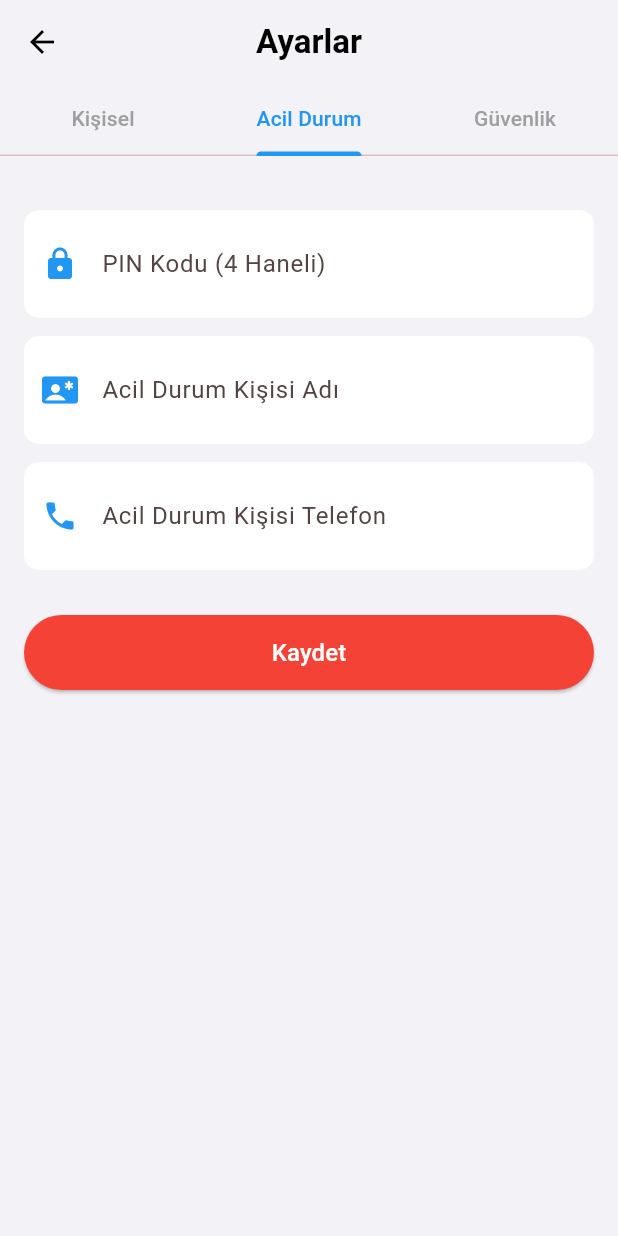
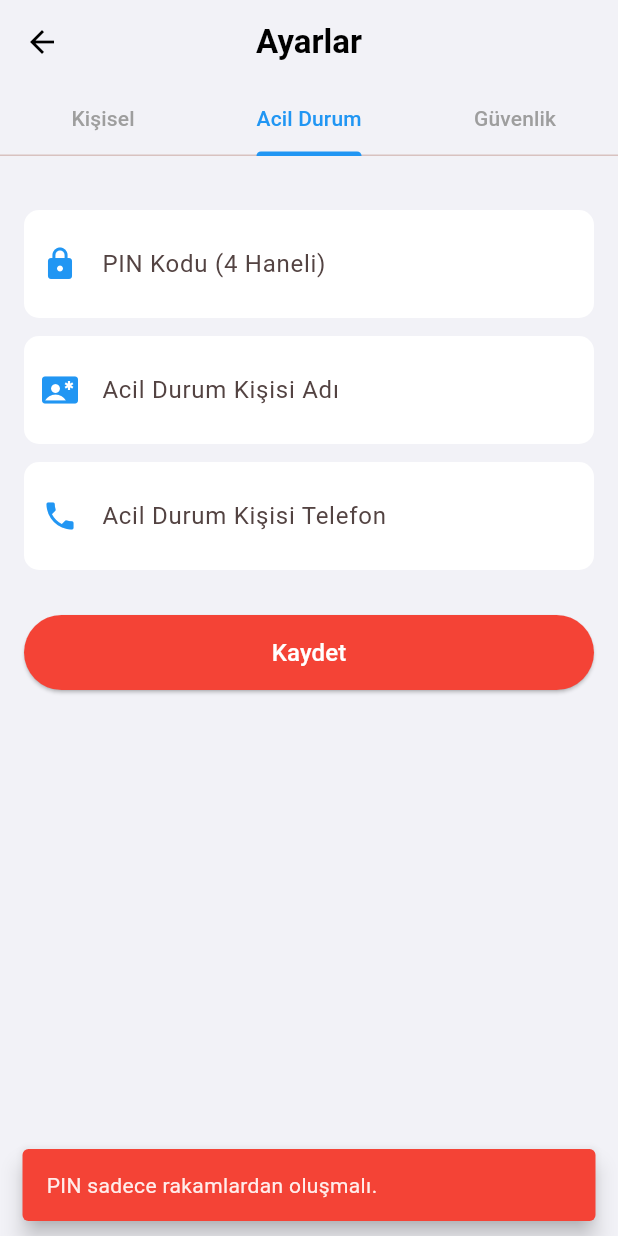
Before and after one commit to nurrbahaar/SafeVoice-Emergency-System, a Flutter app: the SettingsPage screen opened directly, tab 2 chosen, after a tap on "Kaydet", on a phone screen of 412 x 824 dp. Run offline on Flutter 3.47's test engine with Material 3 defaults, Android fonts, the phone set to English and light mode, and no system bars; our stand-ins replace battery_plus, font_awesome_flutter, geolocator, google_fonts, permission_handler, shared_preferences and 2 more; missing offline and left inert: postgrest, record, vosk_flutter; accounts and stored records are empty; network calls fail.

Commit message:
Refactor registration and settings logic for improved error handling and user feedback

```diff
--- a/lib/safety_timer_page.dart
+++ b/lib/safety_timer_page.dart
@@ -6,7 +6,7 @@ import 'package:geolocator/geolocator.dart';
 import 'package:google_fonts/google_fonts.dart';
 import 'package:supabase_flutter/supabase_flutter.dart';
 
-import 'services/audio_service.dart';
+import 'package:safevoice/services/audio_service.dart';
 
 class SafetyTimerPage extends StatefulWidget {
   const SafetyTimerPage({super.key});
--- a/lib/settings_page.dart
+++ b/lib/settings_page.dart
@@ -1,6 +1,6 @@
 import 'package:flutter/cupertino.dart';
 import 'package:flutter/material.dart';
-import 'package:shared_preferences/shared_preferences.dart';
+import 'package:postgrest/postgrest.dart';
 import 'package:supabase_flutter/supabase_flutter.dart';
 
 class SettingsPage extends StatefulWidget {
@@ -31,6 +31,107 @@ class _SettingsPageState extends State<SettingsPage>
   bool _isAutoSmsEnabled = false;
   String _currentKeyword = "elma";
   bool _isLoading = false;
+  bool _isSaving = false;
+
+  String _firstNonEmpty(Map<String, dynamic> data, List<String> keys) {
+    for (final key in keys) {
+      final value = data[key];
+      if (value != null && value.toString().trim().isNotEmpty) {
+        return value.toString();
+      }
+    }
+    return '';
+  }
+
+  void _showMessage(String message, {bool isError = false}) {
+    if (!mounted) return;
+    final messenger = ScaffoldMessenger.of(context);
+    messenger.hideCurrentSnackBar();
+    messenger.showSnackBar(
+      SnackBar(
+        content: Text(message),
+        behavior: SnackBarBehavior.floating,
+        backgroundColor: isError ? Colors.red : null,
+      ),
+    );
+  }
+
+  Future<bool> _upsertProfileFields(
+    Map<String, dynamic> fields, {
+    String? successMessage,
+  }) async {
+    try {
+      final userId = _supabase.auth.currentUser?.id;
+      if (userId == null) {
+        _showMessage('Oturum bulunamadı. Tekrar giriş yapın.', isError: true);
+        return false;
+      }
+
+      setState(() => _isSaving = true);
+
+      await _supabase
+          .from('profiles')
+          .upsert({'id': userId, ...fields}, onConflict: 'id')
+          .select('id')
+          .single()
+          .timeout(const Duration(seconds: 12));
+
+      if (successMessage != null) {
+        _showMessage(successMessage);
+      }
+      return true;
+    } on PostgrestException catch (e) {
+      // Some projects use different emergency contact column names.
+      // Retry once with fallback names when column-not-found is returned.
+      if (e.code == 'PGRST204') {
+        final fallbackFields = <String, dynamic>{...fields};
+        bool changed = false;
+
+        if (fallbackFields.containsKey('emergency_contact_name')) {
+          fallbackFields['emergency_name'] = fallbackFields.remove(
+            'emergency_contact_name',
+          );
+          changed = true;
+        }
+        if (fallbackFields.containsKey('emergency_contact_phone')) {
+          fallbackFields['emergency_phone'] = fallbackFields.remove(
+            'emergency_contact_phone',
+          );
+          changed = true;
+        }
+
+        if (changed) {
+          return _upsertProfileFields(
+            fallbackFields,
+            successMessage: successMessage,
+          );
+        }
+      }
+
+      final msg = e.message.toLowerCase();
+      final isRls =
+          e.code == '42501' ||
+          msg.contains('row-level security') ||
+          msg.contains('permission denied');
+
+      if (isRls) {
+        _showMessage(
+          'DB izin hatası (RLS). profiles tablosunda insert/update policy gerekli.',
+          isError: true,
+        );
+      } else {
+        _showMessage('Kaydetme hatası: ${e.message}', isError: true);
+      }
+      return false;
+    } catch (e) {
+      _showMessage('Kaydetme hatası: $e', isError: true);
+      return false;
+    } finally {
+      if (mounted) {
+        setState(() => _isSaving = false);
+      }
+    }
+  }
 
   @override
   void initState() {
@@ -62,10 +163,14 @@ class _SettingsPageState extends State<SettingsPage>
 
             // Acil Durum
             _pinController.text = data['pin_code']?.toString() ?? '';
-            _emergencyNameController.text =
-                data['emergency_contact_name'] ?? '';
-            _emergencyPhoneController.text =
-                data['emergency_contact_phone'] ?? '';
+            _emergencyNameController.text = _firstNonEmpty(data, [
+              'emergency_contact_name',
+              'emergency_name',
+            ]);
+            _emergencyPhoneController.text = _firstNonEmpty(data, [
+              'emergency_contact_phone',
+              'emergency_phone',
+            ]);
 
             // Güvenlik
             _currentKeyword = data['emergency_keyword'] ?? 'elma';
@@ -83,48 +188,33 @@ class _SettingsPageState extends State<SettingsPage>
   }
 
   Future<void> _savePersonalInfo() async {
-    try {
-      final userId = _supabase.auth.currentUser?.id;
-      if (userId == null) return;
-
     final fullName =
         '${_nameController.text} ${_surnameController.text}'.trim();
-      await _supabase
-          .from('profiles')
-          .update({'full_name': fullName, 'phone': _phoneController.text})
-          .eq('id', userId);
+    final ok = await _upsertProfileFields({
+      'full_name': fullName,
+      'phone': _phoneController.text.trim(),
+    }, successMessage: 'Kişisel bilgiler kaydedildi!');
 
-      if (mounted) {
-        ScaffoldMessenger.of(context).showSnackBar(
-          const SnackBar(content: Text('Kişisel bilgiler kaydedildi!')),
-        );
-      }
-    } catch (e) {
-      debugPrint('Hata: $e');
+    if (ok) {
+      await _loadAllSettings();
     }
   }
 
   Future<void> _saveEmergencyContact() async {
-    try {
-      final userId = _supabase.auth.currentUser?.id;
-      if (userId == null) return;
+    final pin = int.tryParse(_pinController.text.trim());
+    if (pin == null) {
+      _showMessage('PIN sadece rakamlardan oluşmalı.', isError: true);
+      return;
+    }
 
-      await _supabase
-          .from('profiles')
-          .update({
-            'pin_code': _pinController.text,
-            'emergency_contact_name': _emergencyNameController.text,
-            'emergency_contact_phone': _emergencyPhoneController.text,
-          })
-          .eq('id', userId);
+    final ok = await _upsertProfileFields({
+      'pin_code': pin,
+      'emergency_contact_name': _emergencyNameController.text.trim(),
+      'emergency_contact_phone': _emergencyPhoneController.text.trim(),
+    }, successMessage: 'Acil durum bilgileri kaydedildi!');
 
-      if (mounted) {
-        ScaffoldMessenger.of(context).showSnackBar(
-          const SnackBar(content: Text('Acil durum bilgileri kaydedildi!')),
-        );
-      }
-    } catch (e) {
-      debugPrint('Hata: $e');
+    if (ok) {
+      await _loadAllSettings();
     }
   }
 
@@ -132,37 +222,19 @@ class _SettingsPageState extends State<SettingsPage>
     if (value.isEmpty) return;
     final cleanValue = value.trim().toLowerCase();
 
-    final userId = _supabase.auth.currentUser?.id;
-    if (userId != null) {
-      await _supabase
-          .from('profiles')
-          .update({'emergency_keyword': cleanValue})
-          .eq('id', userId);
-    }
+    await _upsertProfileFields({'emergency_keyword': cleanValue});
 
     setState(() => _currentKeyword = cleanValue);
   }
 
   Future<void> _toggleSiren(bool value) async {
-    final userId = _supabase.auth.currentUser?.id;
-    if (userId != null) {
-      await _supabase
-          .from('profiles')
-          .update({'is_siren_enabled': value})
-          .eq('id', userId);
-    }
+    await _upsertProfileFields({'is_siren_enabled': value});
 
     setState(() => _isSirenEnabled = value);
   }
 
   Future<void> _toggleAutoSms(bool value) async {
-    final userId = _supabase.auth.currentUser?.id;
-    if (userId != null) {
-      await _supabase
-          .from('profiles')
-          .update({'is_auto_sms_enabled': value})
-          .eq('id', userId);
-    }
+    await _upsertProfileFields({'is_auto_sms_enabled': value});
 
     setState(() => _isAutoSmsEnabled = value);
   }
@@ -224,12 +296,22 @@ class _SettingsPageState extends State<SettingsPage>
           ),
           const SizedBox(height: 30),
           ElevatedButton(
-            onPressed: _savePersonalInfo,
+            onPressed: _isSaving ? null : _savePersonalInfo,
             style: ElevatedButton.styleFrom(
               backgroundColor: Colors.blue,
               minimumSize: const Size(double.infinity, 50),
             ),
-            child: const Text(
+            child:
+                _isSaving
+                    ? const SizedBox(
+                      width: 20,
+                      height: 20,
+                      child: CircularProgressIndicator(
+                        strokeWidth: 2.4,
+                        color: Colors.white,
+                      ),
+                    )
+                    : const Text(
                       'Kaydet',
                       style: TextStyle(color: Colors.white, fontSize: 16),
                     ),
@@ -266,12 +348,22 @@ class _SettingsPageState extends State<SettingsPage>
           ),
           const SizedBox(height: 30),
           ElevatedButton(
-            onPressed: _saveEmergencyContact,
+            onPressed: _isSaving ? null : _saveEmergencyContact,
             style: ElevatedButton.styleFrom(
               backgroundColor: Colors.red,
               minimumSize: const Size(double.infinity, 50),
             ),
-            child: const Text(
+            child:
+                _isSaving
+                    ? const SizedBox(
+                      width: 20,
+                      height: 20,
+                      child: CircularProgressIndicator(
+                        strokeWidth: 2.4,
+                        color: Colors.white,
+                      ),
+                    )
+                    : const Text(
                       'Kaydet',
                       style: TextStyle(color: Colors.white, fontSize: 16),
                     ),
```
Also changed, not shown: lib/register_page.dart (+19 -2 lines). Lines whose indentation alone changed are shown as unchanged.
